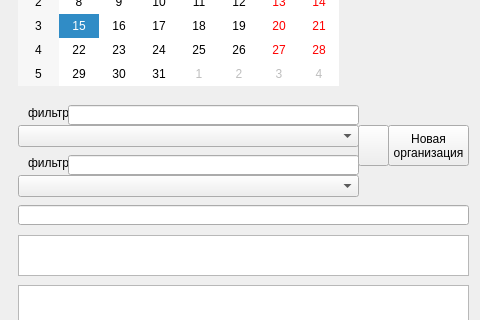
The window that geo_dm_add_transmittal_dialog.ui (stepanosokin/geo_dm) describes before a commit, drawn with Qt 5; both pictures show x 102 to 582 and y 175 to 495 of the 582 by 591 pixel window.
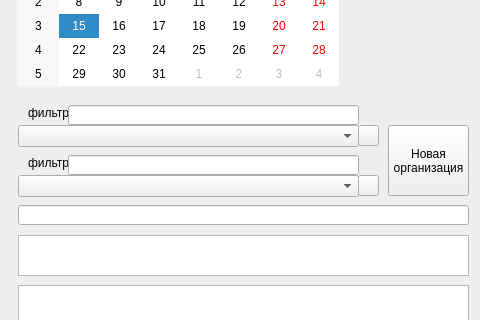
The same window after the commit.

```diff
--- a/geo_dm_add_transmittal_dialog.ui
+++ b/geo_dm_add_transmittal_dialog.ui
@@ -305,7 +305,7 @@
      <x>490</x>
      <y>300</y>
      <width>81</width>
-     <height>41</height>
+     <height>71</height>
     </rect>
    </property>
    <property name="text">
@@ -318,8 +318,8 @@
     <rect>
      <x>460</x>
      <y>300</y>
-     <width>31</width>
-     <height>41</height>
+     <width>21</width>
+     <height>21</height>
     </rect>
    </property>
    <property name="text">
@@ -341,6 +341,19 @@
     </font>
    </property>
   </widget>
+  <widget class="QPushButton" name="transmittalRefreshToCompaniesPushButton">
+   <property name="geometry">
+    <rect>
+     <x>460</x>
+     <y>350</y>
+     <width>21</width>
+     <height>21</height>
+    </rect>
+   </property>
+   <property name="text">
+    <string/>
+   </property>
+  </widget>
  </widget>
  <resources/>
  <connections/>
```
Left out of the diff: 2 changed lines with no effect on the pictures.
